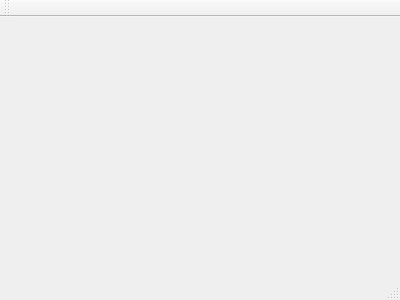
Old version of the form radio_jam_client.ui in the repository MrMelick-lab/CLL-RadioJam.
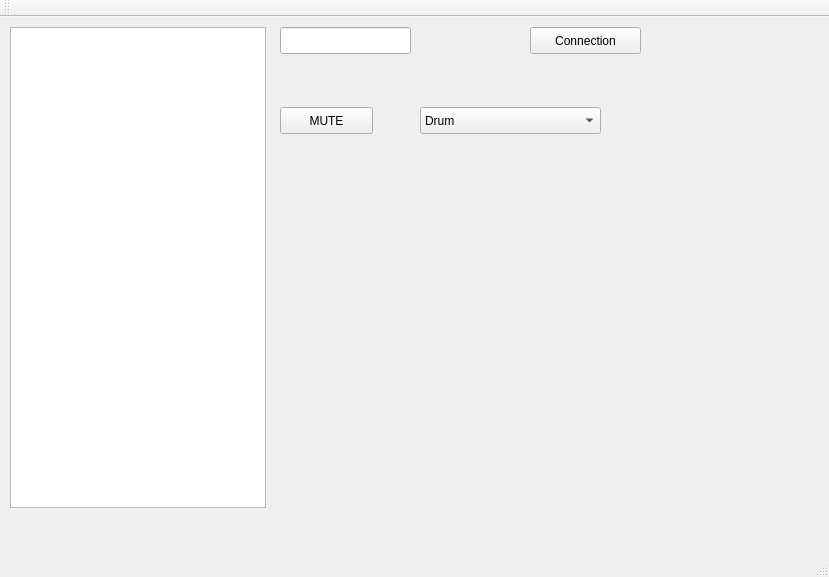
New version of the form.

```diff
--- a/radio_jam_client.ui
+++ b/radio_jam_client.ui
@@ -1,24 +1,106 @@
 <ui version="4.0">
  <class>Radio_Jam_Client</class>
- <widget class="QMainWindow" name="Radio_Jam_Client" >
-  <property name="geometry" >
+ <widget class="QMainWindow" name="Radio_Jam_Client">
+  <property name="geometry">
    <rect>
     <x>0</x>
     <y>0</y>
-    <width>400</width>
-    <height>300</height>
+    <width>829</width>
+    <height>577</height>
    </rect>
   </property>
   <property name="windowTitle" >
    <string>Radio_Jam_Client</string>
   </property>
-  <widget class="QMenuBar" name="menuBar" />
-  <widget class="QToolBar" name="mainToolBar" />
-  <widget class="QWidget" name="centralWidget" />
-  <widget class="QStatusBar" name="statusBar" />
+  <widget class="QWidget" name="centralWidget">
+   <widget class="QListWidget" name="lclient">
+    <property name="geometry">
+     <rect>
+      <x>10</x>
+      <y>10</y>
+      <width>256</width>
+      <height>481</height>
+     </rect>
+    </property>
+   </widget>
+   <widget class="QPushButton" name="pbMUTE">
+    <property name="geometry">
+     <rect>
+      <x>280</x>
+      <y>90</y>
+      <width>93</width>
+      <height>27</height>
+     </rect>
+    </property>
+    <property name="text">
+     <string>MUTE</string>
+    </property>
+   </widget>
+   <widget class="QComboBox" name="cboInstrument">
+    <property name="geometry">
+     <rect>
+      <x>420</x>
+      <y>90</y>
+      <width>181</width>
+      <height>27</height>
+     </rect>
+    </property>
+    <item>
+     <property name="text">
+      <string>Drum</string>
+     </property>
+    </item>
+    <item>
+     <property name="text">
+      <string>Basse</string>
+     </property>
+    </item>
+   </widget>
+   <widget class="QLineEdit" name="txtNom">
+    <property name="geometry">
+     <rect>
+      <x>280</x>
+      <y>10</y>
+      <width>131</width>
+      <height>27</height>
+     </rect>
+    </property>
+   </widget>
+   <widget class="QPushButton" name="pbConnection">
+    <property name="geometry">
+     <rect>
+      <x>530</x>
+      <y>10</y>
+      <width>111</width>
+      <height>27</height>
+     </rect>
+    </property>
+    <property name="text">
+     <string>Connection</string>
+    </property>
+   </widget>
+  </widget>
+  <widget class="QMenuBar" name="menuBar">
+   <property name="geometry">
+    <rect>
+     <x>0</x>
+     <y>0</y>
+     <width>829</width>
+     <height>25</height>
+    </rect>
+   </property>
+  </widget>
+  <widget class="QToolBar" name="mainToolBar">
+   <attribute name="toolBarArea">
+    <enum>TopToolBarArea</enum>
+   </attribute>
+   <attribute name="toolBarBreak">
+    <bool>false</bool>
+   </attribute>
+  </widget>
+  <widget class="QStatusBar" name="statusBar"/>
  </widget>
- <layoutDefault spacing="6" margin="11" />
- <pixmapfunction></pixmapfunction>
+ <layoutdefault spacing="6" margin="11"/>
  <resources/>
  <connections/>
 </ui>
```
Left out of the diff: 3 changed lines with no effect on the pictures.
